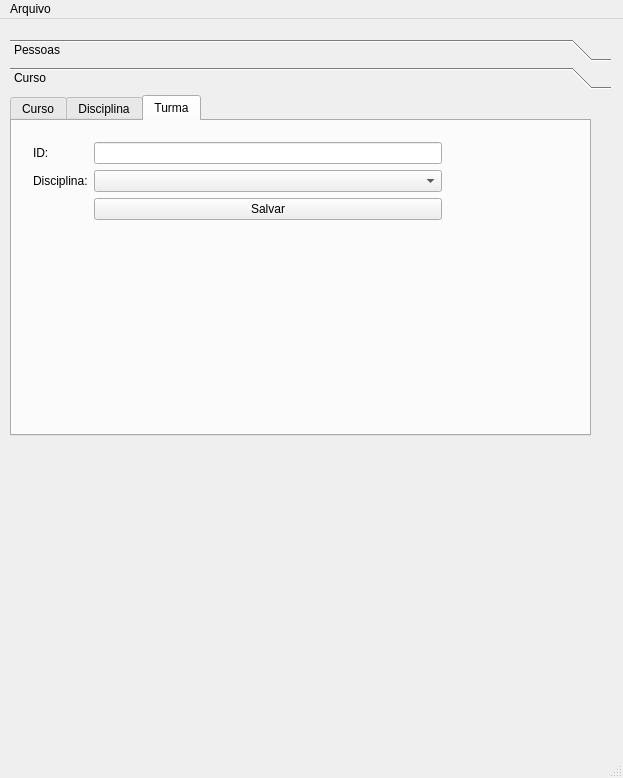
Qt form mainwindow.ui (gabrielgilini/qtControleFacul) before a commit.
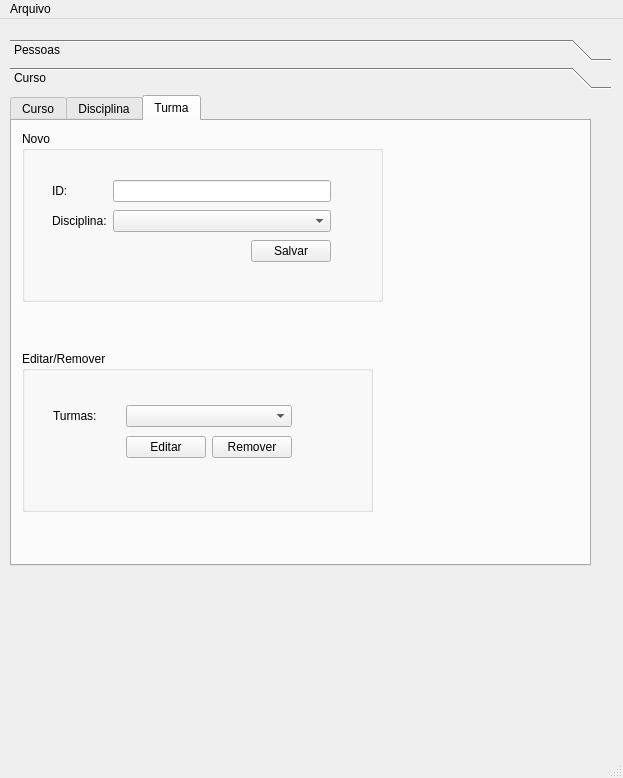
The same form after that commit. The open tabs and pages were chosen to show the change. Icons and pictures are not drawn.

```diff
--- a/mainwindow.ui
+++ b/mainwindow.ui
@@ -405,8 +405,8 @@
       <rect>
        <x>0</x>
        <y>0</y>
-       <width>591</width>
-       <height>631</height>
+       <width>601</width>
+       <height>637</height>
       </rect>
      </property>
      <attribute name="label">
@@ -421,7 +421,7 @@
         <x>0</x>
         <y>0</y>
         <width>581</width>
-        <height>341</height>
+        <height>471</height>
        </rect>
       </property>
       <property name="tabShape">
@@ -595,16 +595,28 @@
        <attribute name="title">
         <string>Turma</string>
        </attribute>
-       <widget class="QWidget" name="layoutWidget">
+       <widget class="QGroupBox" name="groupBox_5">
         <property name="geometry">
          <rect>
           <x>10</x>
           <y>10</y>
-          <width>431</width>
-          <height>291</height>
+          <width>361</width>
+          <height>171</height>
          </rect>
         </property>
-        <layout class="QFormLayout" name="formLayout_2">
+        <property name="title">
+         <string>Novo</string>
+        </property>
+        <widget class="QWidget" name="layoutWidget">
+         <property name="geometry">
+          <rect>
+           <x>19</x>
+           <y>36</y>
+           <width>301</width>
+           <height>111</height>
+          </rect>
+         </property>
+         <layout class="QGridLayout" name="gridLayout_6">
          <item row="0" column="0">
           <widget class="QLabel" name="label_6">
            <property name="text">
@@ -612,27 +624,98 @@
            </property>
           </widget>
          </item>
-         <item row="0" column="1">
+          <item row="0" column="1" colspan="2">
           <widget class="QLineEdit" name="idTurma"/>
          </item>
-         <item row="2" column="1">
+          <item row="1" column="0">
+           <widget class="QLabel" name="label_7">
+            <property name="text">
+             <string>Disciplina:</string>
+            </property>
+           </widget>
+          </item>
+          <item row="1" column="1" colspan="2">
           <widget class="QComboBox" name="disciplinaTurma"/>
          </item>
-         <item row="3" column="1">
+          <item row="2" column="1">
+           <spacer name="horizontalSpacer_2">
+            <property name="orientation">
+             <enum>Qt::Horizontal</enum>
+            </property>
+            <property name="sizeHint" stdset="0">
+             <size>
+              <width>40</width>
+              <height>20</height>
+             </size>
+            </property>
+           </spacer>
+          </item>
+          <item row="2" column="2">
           <widget class="QPushButton" name="salvarTurma">
            <property name="text">
             <string>Salvar</string>
            </property>
-          </widget>
-         </item>
-         <item row="2" column="0">
-          <widget class="QLabel" name="label_7">
+            <property name="icon">
+             <iconset>
+              <normaloff>icons/Knob Add.png</normaloff>icons/Knob Add.png</iconset>
+            </property>
+           </widget>
+          </item>
+         </layout>
+        </widget>
+       </widget>
+       <widget class="QGroupBox" name="groupBox_6">
+        <property name="geometry">
+         <rect>
+          <x>10</x>
+          <y>230</y>
+          <width>351</width>
+          <height>161</height>
+         </rect>
+        </property>
+        <property name="title">
+         <string>Editar/Remover</string>
+        </property>
+        <widget class="QWidget" name="layoutWidget">
+         <property name="geometry">
+          <rect>
+           <x>20</x>
+           <y>40</y>
+           <width>261</width>
+           <height>81</height>
+          </rect>
+         </property>
+         <layout class="QGridLayout" name="gridLayout_7">
+          <item row="0" column="0">
+           <widget class="QLabel" name="label_20">
            <property name="text">
-            <string>Disciplina:</string>
+             <string>Turmas:</string>
            </property>
           </widget>
          </item>
-        </layout>
+          <item row="0" column="1" colspan="2">
+           <widget class="QComboBox" name="selectTurmas"/>
+          </item>
+          <item row="1" column="1">
+           <widget class="QPushButton" name="pushButton_3">
+            <property name="text">
+             <string>Editar</string>
+            </property>
+           </widget>
+          </item>
+          <item row="1" column="2">
+           <widget class="QPushButton" name="pushButton_2">
+            <property name="text">
+             <string>Remover</string>
+            </property>
+            <property name="icon">
+             <iconset>
+              <normaloff>icons/Knob Remove Red.png</normaloff>icons/Knob Remove Red.png</iconset>
+            </property>
+           </widget>
+          </item>
+         </layout>
+        </widget>
        </widget>
       </widget>
      </widget>
```
Left out of the diff: 170 changed lines with no effect on the pictures. Lines whose indentation alone changed are shown as unchanged.
